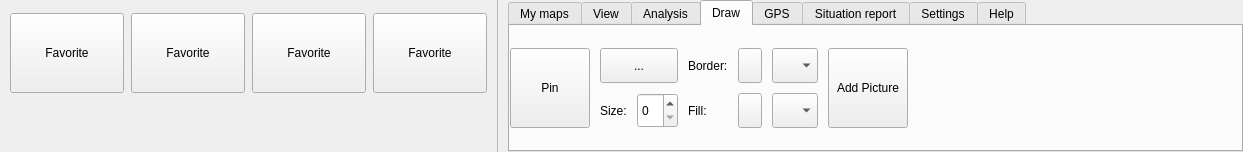
First picture: the form in src/ui/qgsribbontopwidget.ui, repository kadas-albireo/kadas-albireo, before the edit.
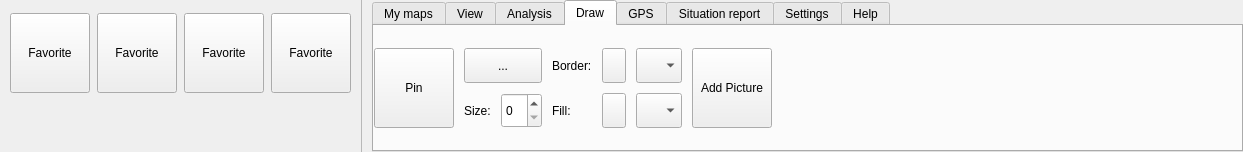
Second picture: the form after the edit. The open tabs and pages were chosen to show the change. Icons and pictures are not drawn. Custom widgets are drawn as their Qt base class.

Commit message: Use consistent sizing rules for all ribbon buttons

```diff
--- a/src/ui/qgsribbontopwidget.ui
+++ b/src/ui/qgsribbontopwidget.ui
@@ -64,14 +64,14 @@
          </property>
          <property name="minimumSize">
           <size>
-           <width>114</width>
+           <width>0</width>
            <height>80</height>
           </size>
          </property>
          <property name="maximumSize">
           <size>
-           <width>114</width>
-           <height>16777215</height>
+           <width>80</width>
+           <height>80</height>
           </size>
          </property>
          <property name="acceptDrops">
@@ -105,14 +105,14 @@
          </property>
          <property name="minimumSize">
           <size>
-           <width>114</width>
+           <width>0</width>
            <height>80</height>
           </size>
          </property>
          <property name="maximumSize">
           <size>
            <width>80</width>
-           <height>16777215</height>
+           <height>80</height>
           </size>
          </property>
          <property name="acceptDrops">
@@ -143,14 +143,14 @@
          </property>
          <property name="minimumSize">
           <size>
-           <width>114</width>
+           <width>0</width>
            <height>80</height>
           </size>
          </property>
          <property name="maximumSize">
           <size>
            <width>80</width>
-           <height>16777215</height>
+           <height>80</height>
           </size>
          </property>
          <property name="acceptDrops">
@@ -181,14 +181,14 @@
          </property>
          <property name="minimumSize">
           <size>
-           <width>114</width>
+           <width>0</width>
            <height>80</height>
           </size>
          </property>
          <property name="maximumSize">
           <size>
            <width>80</width>
-           <height>16777215</height>
+           <height>80</height>
           </size>
          </property>
          <property name="acceptDrops">
@@ -1114,8 +1114,14 @@
           <property name="verticalSpacing">
            <number>0</number>
           </property>
-          <item row="0" column="2">
+          <item row="0" column="3">
            <spacer name="horizontalSpacer_2">
+            <property name="minimumSize">
+             <size>
+              <width>0</width>
+              <height>0</height>
+             </size>
+            </property>
             <property name="orientation">
              <enum>Qt::Horizontal</enum>
             </property>
@@ -1130,20 +1136,20 @@
           <item row="0" column="0">
            <widget class="QgsRibbonButton" name="mPinButton">
             <property name="sizePolicy">
-             <sizepolicy hsizetype="Maximum" vsizetype="Fixed">
+             <sizepolicy hsizetype="MinimumExpanding" vsizetype="Fixed">
               <horstretch>0</horstretch>
               <verstretch>0</verstretch>
              </sizepolicy>
             </property>
             <property name="minimumSize">
              <size>
-              <width>80</width>
+              <width>0</width>
               <height>80</height>
              </size>
             </property>
             <property name="maximumSize">
              <size>
-              <width>114</width>
+              <width>80</width>
               <height>80</height>
              </size>
             </property>
@@ -1165,6 +1171,12 @@
             </property>
             <item row="1" column="2">
              <widget class="QLabel" name="mLabelRedliningFillColor">
+              <property name="minimumSize">
+               <size>
+                <width>0</width>
+                <height>0</height>
+               </size>
+              </property>
               <property name="text">
                <string>Fill:</string>
               </property>
@@ -1172,6 +1184,12 @@
             </item>
             <item row="0" column="2">
              <widget class="QLabel" name="mLabelRedliningBorderColor">
+              <property name="minimumSize">
+               <size>
+                <width>0</width>
+                <height>0</height>
+               </size>
+              </property>
               <property name="text">
                <string>Border:</string>
               </property>
@@ -1185,6 +1203,12 @@
                 <verstretch>0</verstretch>
                </sizepolicy>
               </property>
+              <property name="minimumSize">
+               <size>
+                <width>0</width>
+                <height>0</height>
+               </size>
+              </property>
               <property name="text">
                <string>...</string>
               </property>
@@ -1207,6 +1231,12 @@
                 <verstretch>0</verstretch>
                </sizepolicy>
               </property>
+              <property name="minimumSize">
+               <size>
+                <width>0</width>
+                <height>0</height>
+               </size>
+              </property>
              </widget>
             </item>
             <item row="1" column="3">
@@ -1217,10 +1247,22 @@
                 <verstretch>0</verstretch>
                </sizepolicy>
               </property>
+              <property name="minimumSize">
+               <size>
+                <width>0</width>
+                <height>0</height>
+               </size>
+              </property>
              </widget>
             </item>
             <item row="1" column="0">
              <widget class="QLabel" name="mLabelRedliningSize">
+              <property name="minimumSize">
+               <size>
+                <width>0</width>
+                <height>0</height>
+               </size>
+              </property>
               <property name="text">
                <string>Size:</string>
               </property>
@@ -1234,6 +1276,12 @@
                 <verstretch>0</verstretch>
                </sizepolicy>
               </property>
+              <property name="minimumSize">
+               <size>
+                <width>0</width>
+                <height>0</height>
+               </size>
+              </property>
               <property name="sizeAdjustPolicy">
                <enum>QComboBox::AdjustToMinimumContentsLength</enum>
               </property>
@@ -1250,6 +1298,12 @@
                 <verstretch>0</verstretch>
                </sizepolicy>
               </property>
+              <property name="minimumSize">
+               <size>
+                <width>0</width>
+                <height>0</height>
+               </size>
+              </property>
               <property name="sizeAdjustPolicy">
                <enum>QComboBox::AdjustToMinimumContentsLength</enum>
               </property>
@@ -1266,6 +1320,12 @@
                 <verstretch>0</verstretch>
                </sizepolicy>
               </property>
+              <property name="minimumSize">
+               <size>
+                <width>0</width>
+                <height>0</height>
+               </size>
+              </property>
              </widget>
             </item>
            </layout>
```
Left out of the diff: 128 changed lines with no effect on the pictures.
